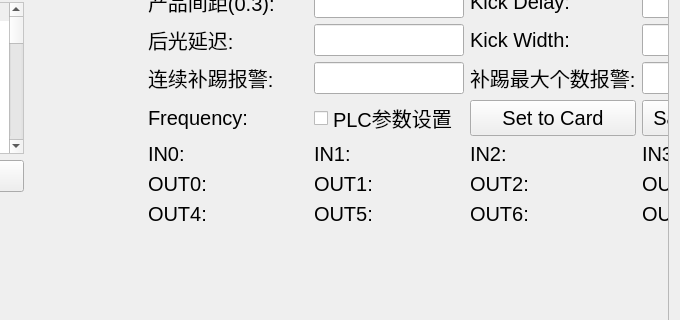
First picture: the form in widget_test.ui, repository wwlzq5/3tai, before the edit; both pictures show x 654 to 1334 and y 231 to 551 of the 1334 by 879 pixel window.
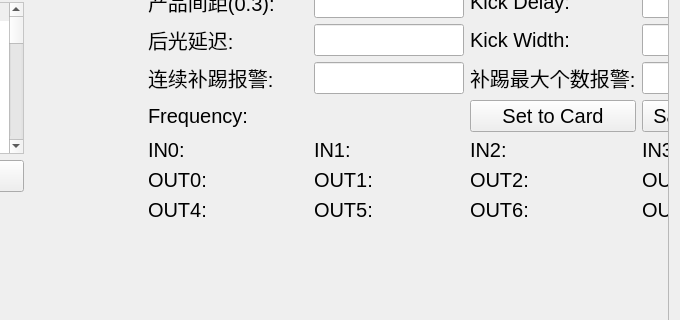
Second picture: the form after the edit. Custom widgets are drawn as their Qt base class.

What changed in the file:
```diff
--- a/widget_test.ui
+++ b/widget_test.ui
@@ -49,7 +49,7 @@
       <property name="geometry">
        <rect>
         <x>-416</x>
-        <y>0</y>
+        <y>-139</y>
         <width>1707</width>
         <height>973</height>
        </rect>
@@ -898,7 +898,7 @@
                </widget>
               </item>
               <item row="9" column="0">
-               <widget class="QLabel" name="label">
+               <widget class="QLabel" name="label_frequency">
                 <property name="text">
                  <string>Frequency:</string>
                 </property>
@@ -1112,13 +1112,6 @@
                 </property>
                </widget>
               </item>
-              <item row="9" column="1">
-               <widget class="QCheckBox" name="checkBox">
-                <property name="text">
-                 <string>PLC参数设置</string>
-                </property>
-               </widget>
-              </item>
               <item row="5" column="0">
                <widget class="QRadioButton" name="radioButton_good">
                 <property name="sizePolicy">
@@ -1166,23 +1159,29 @@
                 </property>
                </widget>
               </item>
-             </layout>
-            </item>
-            <item>
-             <layout class="QGridLayout" name="gridLayout">
-              <item row="0" column="0">
-               <widget class="QWidget" name="widget_splc" native="true">
-                <property name="sizePolicy">
-                 <sizepolicy hsizetype="Preferred" vsizetype="Expanding">
-                  <horstretch>0</horstretch>
-                  <verstretch>0</verstretch>
-                 </sizepolicy>
+              <item row="9" column="1">
+               <widget class="QLabel" name="label">
+                <property name="text">
+                 <string/>
                 </property>
                 <layout class="QGridLayout" name="gridLayout_2"/>
                </widget>
               </item>
              </layout>
             </item>
+            <item>
+             <spacer name="verticalSpacer_2">
+              <property name="orientation">
+               <enum>Qt::Vertical</enum>
+              </property>
+              <property name="sizeHint" stdset="0">
+               <size>
+                <width>20</width>
+                <height>40</height>
+               </size>
+              </property>
+             </spacer>
+            </item>
            </layout>
            <zorder></zorder>
            <zorder></zorder>
```
Left out of the diff: 3 changed lines with no effect on the pictures.
